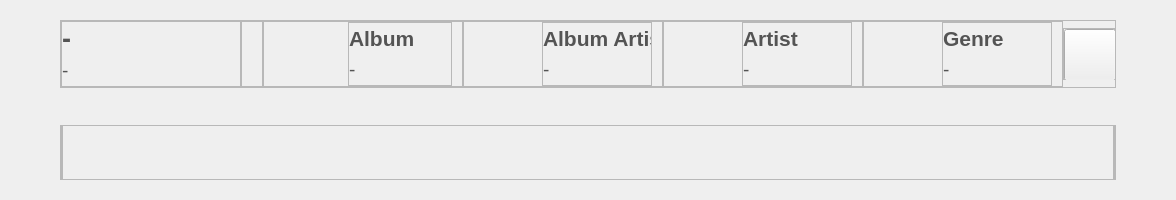
This is CaX/widget/formTop/infohome.ui in fsest4u/CaX_03 as Qt 5 draws it before an edit. The edited form follows.
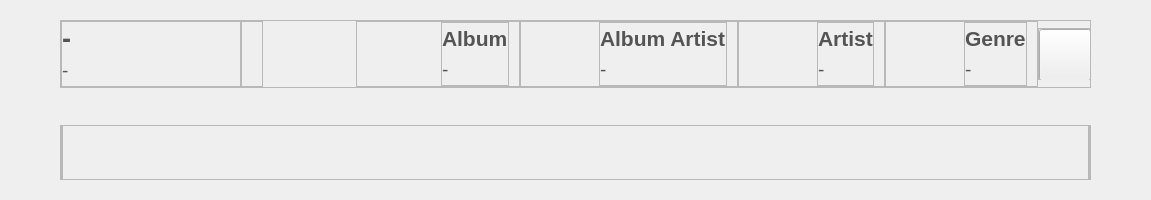
This is the edited form. Icons and pictures are not drawn. Custom widgets are drawn as their Qt base class.

Commit message: [desktop app test / no1] music db의 category menu인 album artist의 글자가 잘리지 않도록 수정

Diff of the .ui file:
```diff
--- a/CaX/widget/formTop/infohome.ui
+++ b/CaX/widget/formTop/infohome.ui
@@ -6,7 +6,7 @@
    <rect>
     <x>0</x>
     <y>0</y>
-    <width>1176</width>
+    <width>1151</width>
     <height>200</height>
    </rect>
   </property>
@@ -210,13 +210,13 @@
        <widget class="QFrame" name="frameAlbum">
         <property name="minimumSize">
          <size>
-          <width>200</width>
+          <width>0</width>
           <height>0</height>
          </size>
         </property>
         <property name="maximumSize">
          <size>
-          <width>200</width>
+          <width>16777215</width>
           <height>16777215</height>
          </size>
         </property>
@@ -343,13 +343,13 @@
        <widget class="QFrame" name="frameAlbumArtist">
         <property name="minimumSize">
          <size>
-          <width>200</width>
+          <width>0</width>
           <height>0</height>
          </size>
         </property>
         <property name="maximumSize">
          <size>
-          <width>200</width>
+          <width>16777215</width>
           <height>16777215</height>
          </size>
         </property>
@@ -479,13 +479,13 @@
        <widget class="QFrame" name="frameArtist">
         <property name="minimumSize">
          <size>
-          <width>200</width>
+          <width>0</width>
           <height>0</height>
          </size>
         </property>
         <property name="maximumSize">
          <size>
-          <width>200</width>
+          <width>16777215</width>
           <height>16777215</height>
          </size>
         </property>
@@ -615,13 +615,13 @@
        <widget class="QFrame" name="frameGenre">
         <property name="minimumSize">
          <size>
-          <width>200</width>
+          <width>0</width>
           <height>0</height>
          </size>
         </property>
         <property name="maximumSize">
          <size>
-          <width>200</width>
+          <width>16777215</width>
           <height>16777215</height>
          </size>
         </property>
```
The commit also changes 1 other file.
